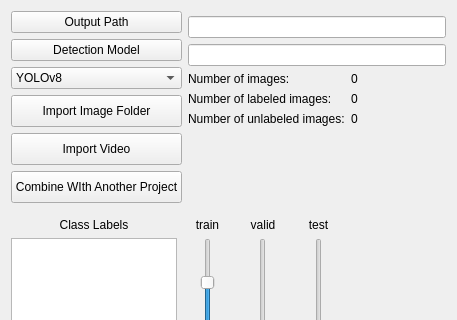
The window that UIDesignerFiles/settingsWidget.ui (jeremiahgivens/OpenImageAnnotater) describes before a commit, drawn with Qt 5; both pictures show x 0 to 457 and y 0 to 320 of the 457 by 467 pixel window.
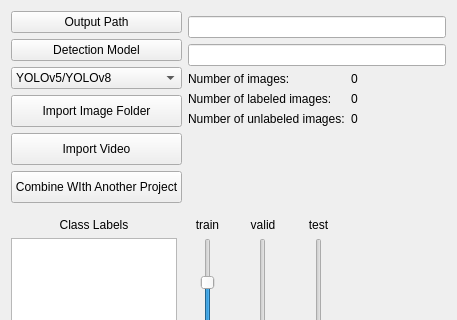
The same window after the commit.

Commit message: Image counts on settings GUI is now updated when importing folder of images.

```diff
--- a/UIDesignerFiles/settingsWidget.ui
+++ b/UIDesignerFiles/settingsWidget.ui
@@ -60,12 +60,7 @@
          </property>
          <item>
           <property name="text">
-           <string>YOLOv8</string>
-          </property>
-         </item>
-         <item>
-          <property name="text">
-           <string>YOLOv5</string>
+           <string>YOLOv5/YOLOv8</string>
           </property>
          </item>
         </widget>
```
Left out of the diff: 6 changed lines with no effect on the pictures. The commit also changes 4 other files.
